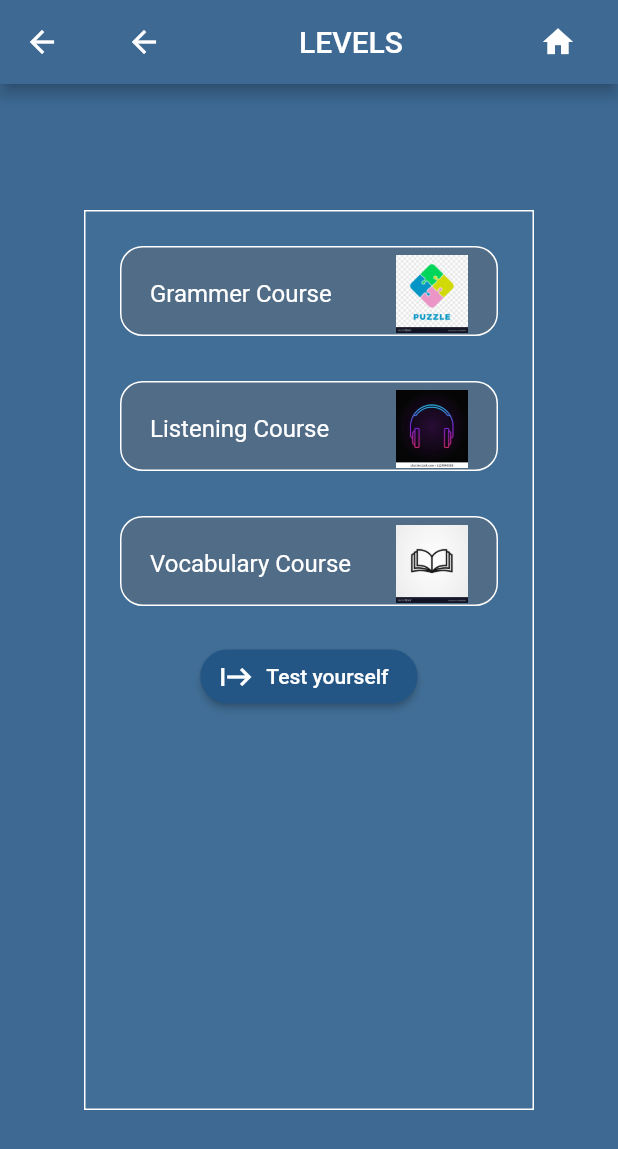
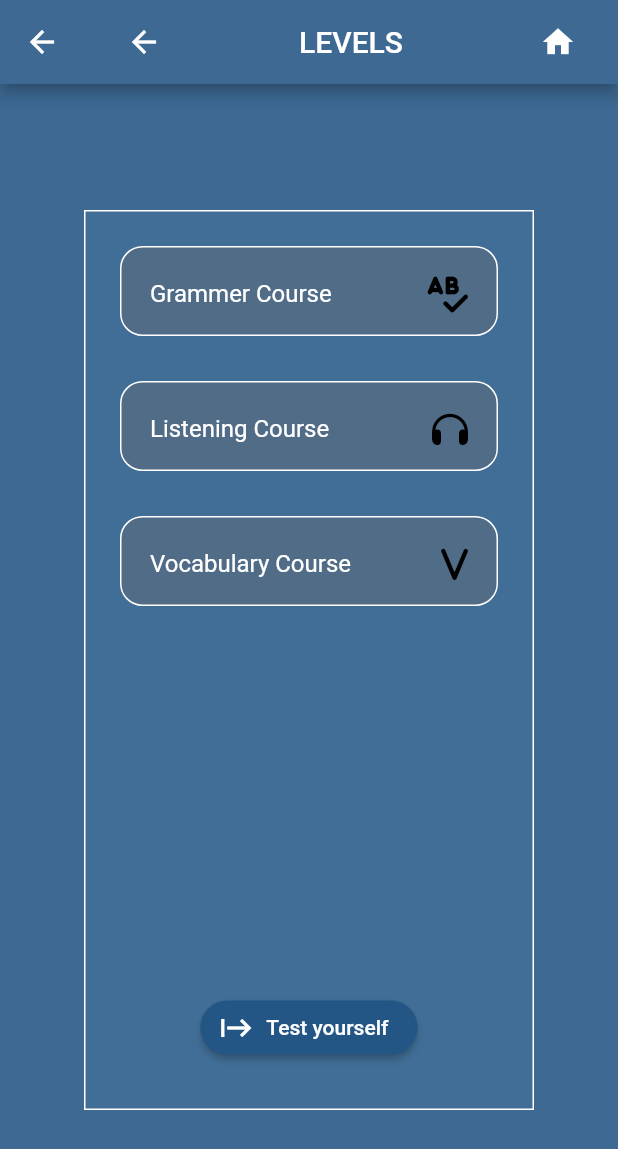
Before and after one commit to Nizar-Sweiss/Lab_11, a Flutter app: the Tobics screen opened by its route, on a phone screen of 412 x 824 dp. Shown: the top 1149 px of the screen. Run offline on Flutter 3.47's test engine with Material 2 defaults, Android fonts, the phone set to English and light mode, and no system bars; our stand-ins replace audioplayers, font_awesome_flutter, google_fonts, rounded_loading_button, youtube_player_flutter; network calls fail.

Commit message:
more Topics Screen fixes

```diff
--- a/main/lib/Components/TobicsWidget.dart
+++ b/main/lib/Components/TobicsWidget.dart
@@ -1,23 +1,48 @@
 import 'package:flutter/material.dart';
 import 'package:lab011/Components/words%20_and%20_pictures.dart';
+import 'package:font_awesome_flutter/font_awesome_flutter.dart';
 
 class Tobicsw extends StatelessWidget {
-  Tobicsw({required this.title, required this.imageUrl, required this.myRout});
+  Tobicsw({required this.title, required this.myRout, required this.topicIcon});
   String? title;
-  String? imageUrl;
+
+  FaIcon? topicIcon;
   String? myRout;
   @override
   Widget build(BuildContext context) {
     return Column(
       children: [
         GestureDetector(
-            onTap: () {
-              Navigator.popAndPushNamed(context, "$myRout");
-            },
-            child: WordAndPicture(
-              imgPath: '$imageUrl',
-              imgTitle: "$title",
-            )),
+          onTap: () {
+            Navigator.popAndPushNamed(context, "$myRout");
+          },
+          child: Container(
+            height: 60,
+            decoration: BoxDecoration(
+              color: Color.fromARGB(255, 80, 108, 135),
+              border: Border.all(
+                width: 1,
+                color: Colors.white,
+              ),
+              borderRadius: BorderRadius.all(
+                Radius.circular(15),
+              ),
+            ),
+            padding: const EdgeInsets.all(3.0),
+            margin: const EdgeInsets.all(15.0),
+            child: ListTile(
+              title: Text(
+                "$title",
+                style: TextStyle(color: Colors.white),
+              ),
+              trailing: topicIcon,
+            ),
+          ),
+          // child: WordAndPicture(
+          //   imgPath: '$imageUrl',
+          //   imgTitle: "$title",
+          // )),
+        )
       ],
     );
   }
--- a/main/lib/Screens/Tobics.dart
+++ b/main/lib/Screens/Tobics.dart
@@ -1,4 +1,5 @@
 import 'package:flutter/material.dart';
+import 'package:font_awesome_flutter/font_awesome_flutter.dart';
 
 import '../Components/TobicsWidget.dart';
 
@@ -40,6 +41,7 @@ class Tobics extends StatelessWidget {
           width: 300,
           height: 600,
           child: Column(
+            mainAxisAlignment: MainAxisAlignment.spaceBetween,
             children: [
               Padding(
                 padding: const EdgeInsets.all(8.0),
@@ -48,23 +50,35 @@ class Tobics extends StatelessWidget {
                   children: [
                     Tobicsw(
                       title: "Grammer Course",
-                      imageUrl: "images/1.webp",
                       myRout: 'Grammar_Course',
+                      topicIcon: FaIcon(
+                        FontAwesomeIcons.spellCheck,
+                        color: Color.fromARGB(255, 0, 0, 0),
+                      ),
                     ),
                     Tobicsw(
                       title: "Listening Course",
-                      imageUrl: "images/2.webp",
+                      topicIcon: FaIcon(
+                        FontAwesomeIcons.headphones,
+                        color: Color.fromARGB(255, 0, 0, 0),
+                      ),
                       myRout: 'Listening_Course',
                     ),
                     Tobicsw(
                       title: "Vocabulary Course ",
-                      imageUrl: "images/3.jpg",
+                      topicIcon: FaIcon(
+                        FontAwesomeIcons.v,
+                        color: Color.fromARGB(255, 0, 0, 0),
+                      ),
                       myRout: 'Vocabulary_Course',
                     )
                   ],
                 ),
               ),
-              ElevatedButton.icon(
+              Container(
+                padding: EdgeInsets.only(bottom: 30),
+                alignment: Alignment.bottomCenter,
+                child: ElevatedButton.icon(
                   onPressed: () {
                     Navigator.popAndPushNamed(context, "Quizes");
                   },
@@ -75,6 +89,7 @@ class Tobics extends StatelessWidget {
                       borderRadius: new BorderRadius.circular(30),
                     ),
                     backgroundColor: Color.fromARGB(255, 35, 86, 133),
+                  ),
                 ),
               )
             ],
--- a/main/pubspec.yaml
+++ b/main/pubspec.yaml
@@ -41,6 +41,7 @@ dependencies:
   google_fonts: ^3.0.1
   audioplayers: ^1.1.0
   youtube_player_flutter: ^8.1.0
+  font_awesome_flutter: ^10.2.1
 
 dev_dependencies:
   flutter_test:
```
Also changed, not shown: main/pubspec.lock. Lines whose indentation alone changed are shown as unchanged.
